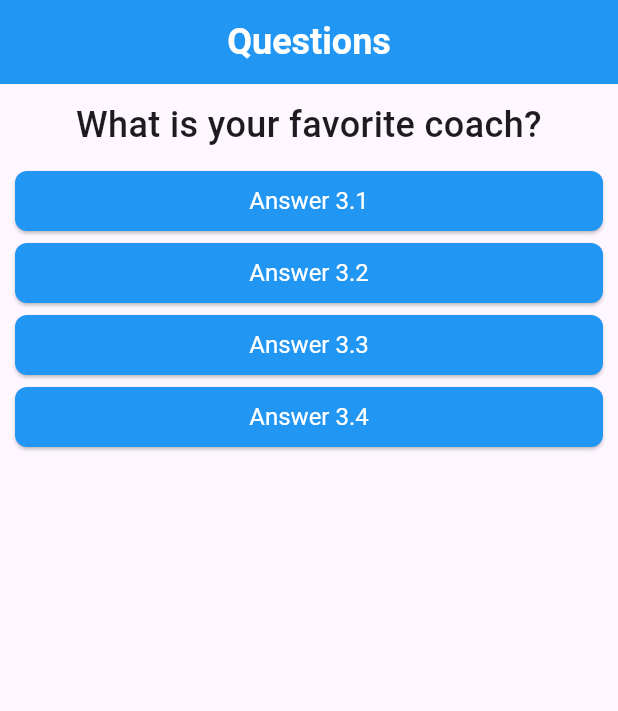
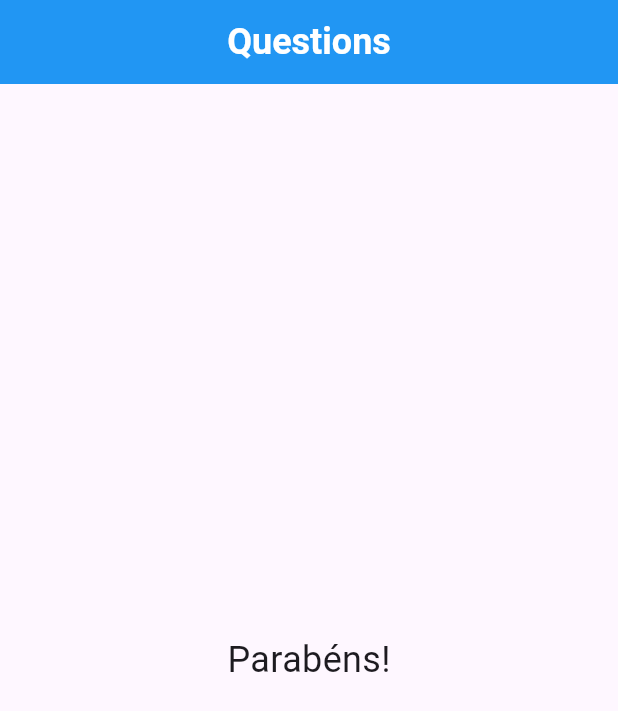
Before and after one commit to joseferreira-dev/project_questions_app, a Flutter app: the screen it shows after launch, after a tap on "Answer 1.1", after a tap on "Answer 2.2", on a phone screen of 412 x 824 dp. Shown: the top 711 px of the screen. Run offline on Flutter 3.47's test engine with Material 3 defaults, Android fonts, the phone set to English and light mode, and no system bars.

Commit message:
Add question completion widget

```diff
--- a/lib/main.dart
+++ b/lib/main.dart
@@ -18,9 +18,7 @@ class QuestionsApp extends StatefulWidget {
 class _QuestionsAppState extends State<QuestionsApp> {
   int _selectedQuestion = 0;
 
-  @override
-  Widget build(BuildContext context) {
-    final List<Map<String, Object>> questions = [
+  final List<Map<String, Object>> _questions = const [
     {
       'text': 'What is your favorite color?',
       'answers': [
@@ -50,7 +48,10 @@ class _QuestionsAppState extends State<QuestionsApp> {
     },
   ];
 
-    List<String> answersList = questions[_selectedQuestion]['answers'] as List<String>;
+  @override
+  Widget build(BuildContext context) {
+
+    List<String> answersList = _questions[_selectedQuestion]['answers'] as List<String>;
 
     List<Widget> answersWidgets = answersList
       .map((text) => Answer(text, _answer))
@@ -74,11 +75,18 @@ class _QuestionsAppState extends State<QuestionsApp> {
           ),
           backgroundColor: Colors.blue,
         ),
-        body: Column(
+        body: hasSelectedQuestion
+        ? Column(
           children: [
-            Question(questions[_selectedQuestion]['text'] as String),
+            Question(_questions[_selectedQuestion]['text'] as String),
             ...answersWidgets,
           ],
+        )
+        : const Center(
+          child: Text(
+            'Parabéns!',
+            style: TextStyle(fontSize: 24),
+          )
         ),
       ),
     );
@@ -86,11 +94,13 @@ class _QuestionsAppState extends State<QuestionsApp> {
 
   void _answer() {
     setState(() {
-      if (_selectedQuestion < 2) {
+      if (hasSelectedQuestion) {
         _selectedQuestion++;
-      } else {
-        _selectedQuestion = 0;
       }
     });
   }
+
+  bool get hasSelectedQuestion {
+    return _selectedQuestion < _questions.length - 1;
   }
+}
```
Lines whose indentation alone changed are shown as unchanged.
